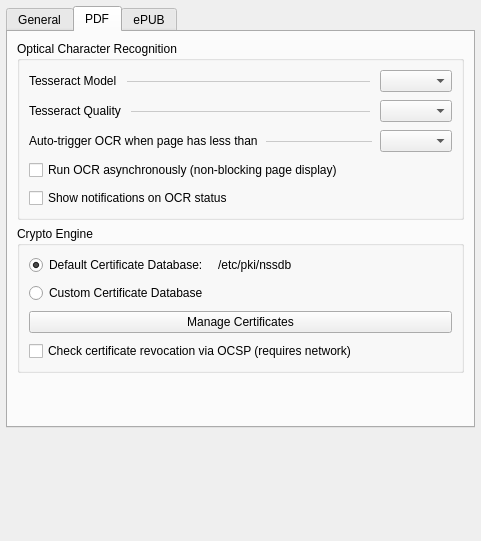
Old version of the form src/generator/config/settingswidget.ui in the repository l4rzy/okular-mupdf-ng.
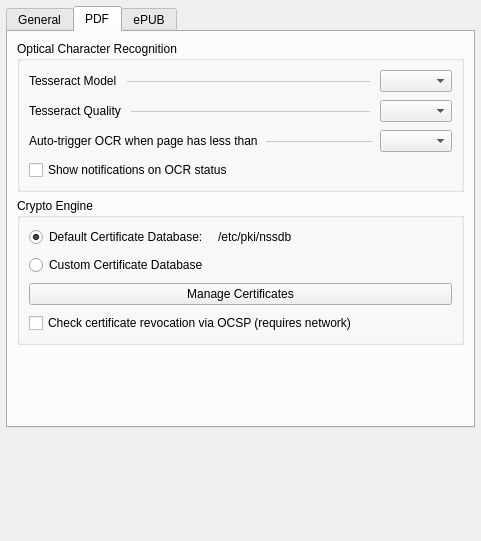
New version of the form. The open tabs and pages were chosen to show the change. Custom widgets are drawn as their Qt base class.

```diff
--- a/src/generator/config/settingswidget.ui
+++ b/src/generator/config/settingswidget.ui
@@ -454,13 +454,6 @@
             </item>
            </layout>
           </item>
-          <item>
-           <widget class="QCheckBox" name="kcfg_OcrAsync">
-            <property name="text">
-             <string>Run OCR asynchronously (non-blocking page display)</string>
-            </property>
-           </widget>
-          </item>
           <item>
            <widget class="QCheckBox" name="kcfg_OcrNotify">
             <property name="text">
```
Lines whose indentation alone changed are shown as unchanged.
